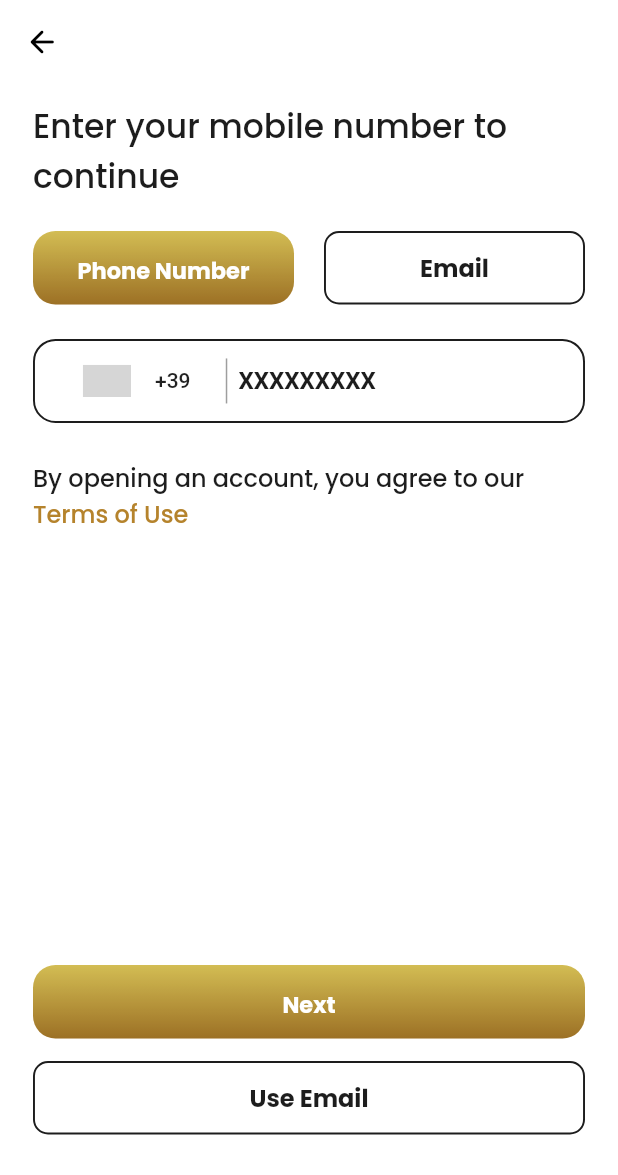
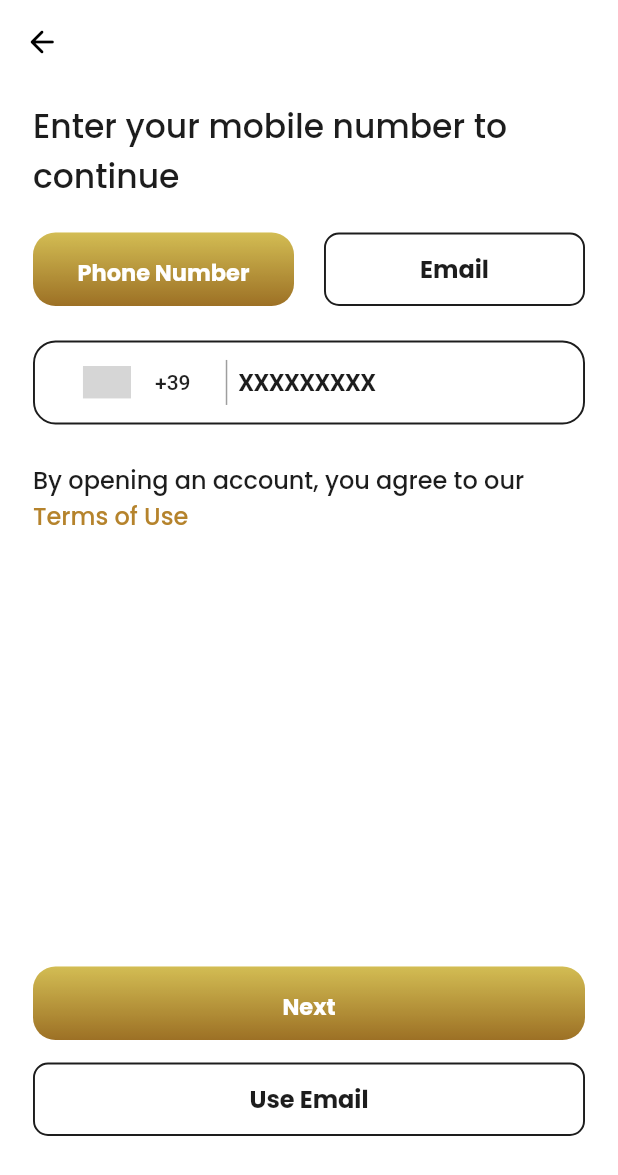
Before and after one commit to DevenAndroid/zip, a Flutter app: the MobileNumberScreen screen opened by its route, on a phone screen of 412 x 824 dp. Shown: the top 1175 px of the screen. Run offline on Flutter 3.47's test engine with Material 2 defaults, Android fonts, the phone set to English and light mode, and no system bars; drawn by our look-alikes of country_code_picker; our stand-ins replace carousel_slider, dotted_line, flutter_svg, fluttertoast, form_field_validator, get and 7 more; accounts and stored records are empty; grey boxes are pictures that could not be loaded.

Commit message:
piyush 22-06-2023

```diff
--- a/lib/screens/enterMobileno.dart
+++ b/lib/screens/enterMobileno.dart
@@ -88,7 +88,7 @@ class _MobileNumberScreenState extends State<MobileNumberScreen> {
                       ),
                     ),
                     const SizedBox(
-                      height: 20,
+                      height: 21,
                     ),
                     Row(
                       children: [
```
